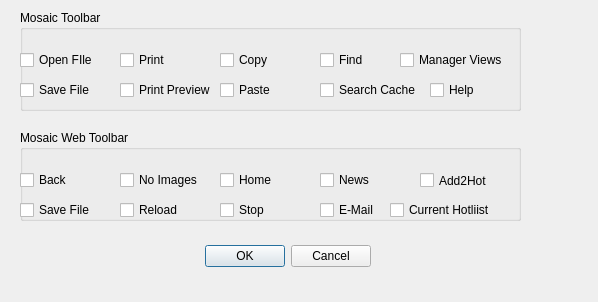
Before: the Qt Designer form mxbuttonconf.ui in pashazz/mosaix, drawn with Qt 5.
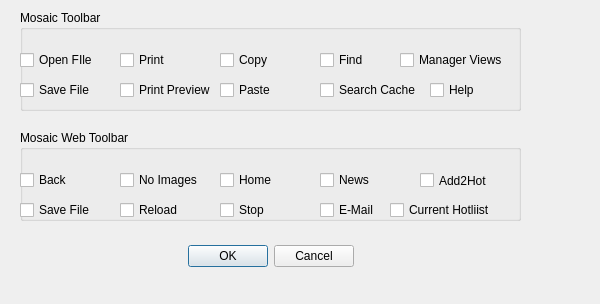
After: the same form once the commit is applied. Icons and pictures are not drawn.

Diff of the .ui file:
```diff
--- a/mxbuttonconf.ui
+++ b/mxbuttonconf.ui
@@ -6,8 +6,8 @@
    <rect>
     <x>0</x>
     <y>0</y>
-    <width>598</width>
-    <height>302</height>
+    <width>600</width>
+    <height>304</height>
    </rect>
   </property>
   <property name="windowTitle">
@@ -23,7 +23,7 @@
   <widget class="QDialogButtonBox" name="buttonBox">
    <property name="geometry">
     <rect>
-     <x>30</x>
+     <x>100</x>
      <y>240</y>
      <width>341</width>
      <height>32</height>
@@ -35,6 +35,9 @@
    <property name="standardButtons">
     <set>QDialogButtonBox::Cancel|QDialogButtonBox::Ok</set>
    </property>
+   <property name="centerButtons">
+    <bool>true</bool>
+   </property>
   </widget>
   <widget class="QGroupBox" name="gbWeb">
    <property name="geometry">
```
